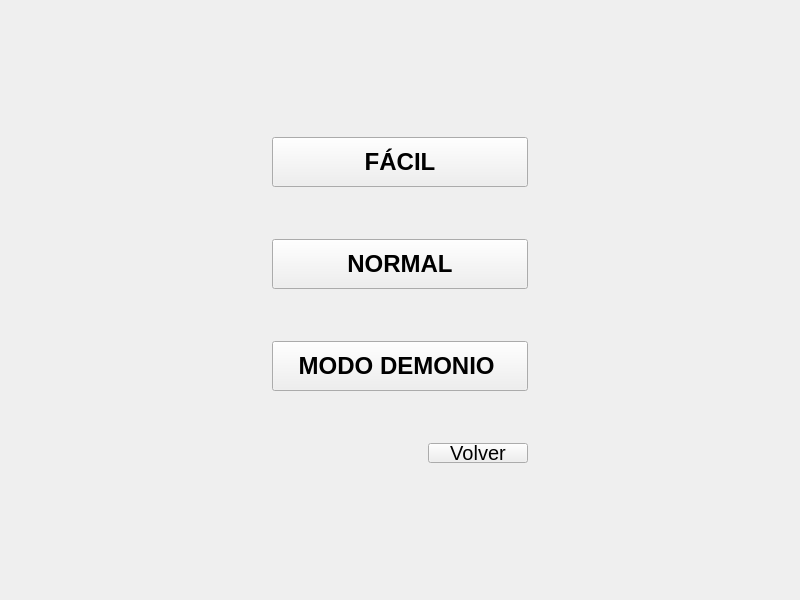
Old version of the form PantallaMenu/pantallamenu.ui in the repository 0tomi/POO-TP.
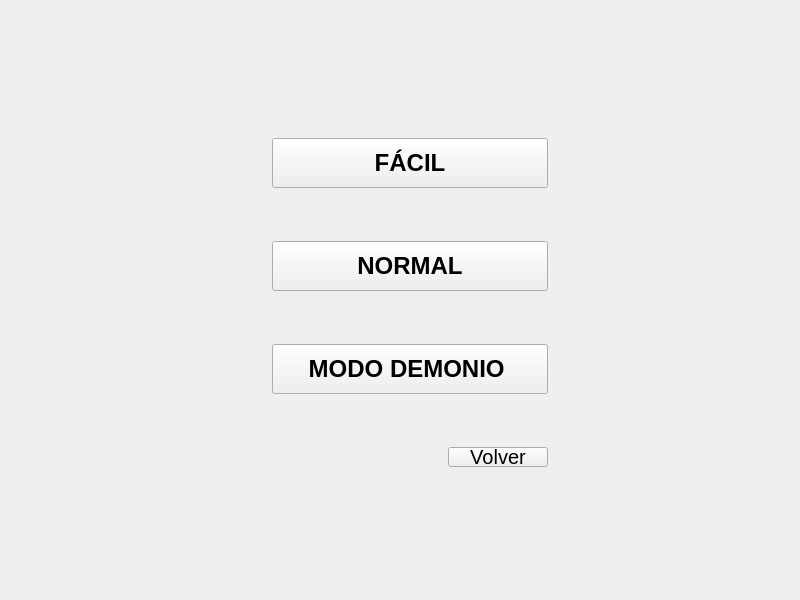
New version of the form. The open tabs and pages were chosen to show the change. Icons and pictures are not drawn.

What changed in the file:
```diff
--- a/PantallaMenu/pantallamenu.ui
+++ b/PantallaMenu/pantallamenu.ui
@@ -187,10 +187,10 @@
            <number>35</number>
           </property>
           <property name="rightMargin">
-           <number>50</number>
+           <number>30</number>
           </property>
           <property name="bottomMargin">
-           <number>35</number>
+           <number>30</number>
           </property>
           <item>
            <widget class="QPushButton" name="botonFacil">
```
Left out of the diff: 4 changed lines with no effect on the pictures.
